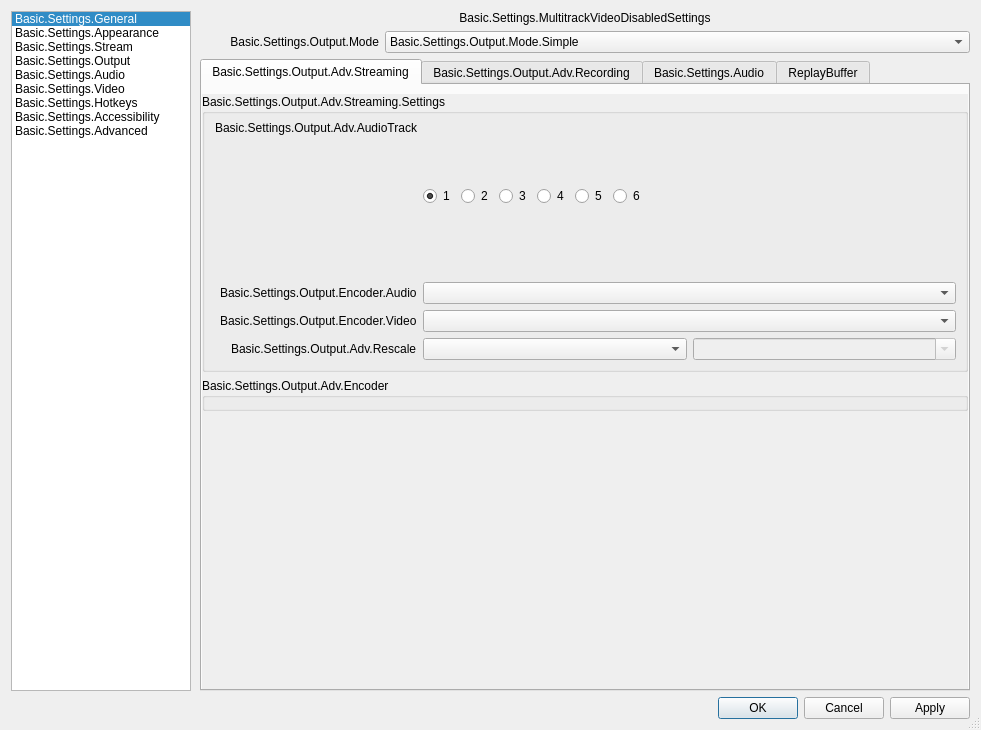
The window that frontend/forms/OBSBasicSettings.ui (MCPVOT/obs-studio) describes before a commit, drawn with Qt 5.
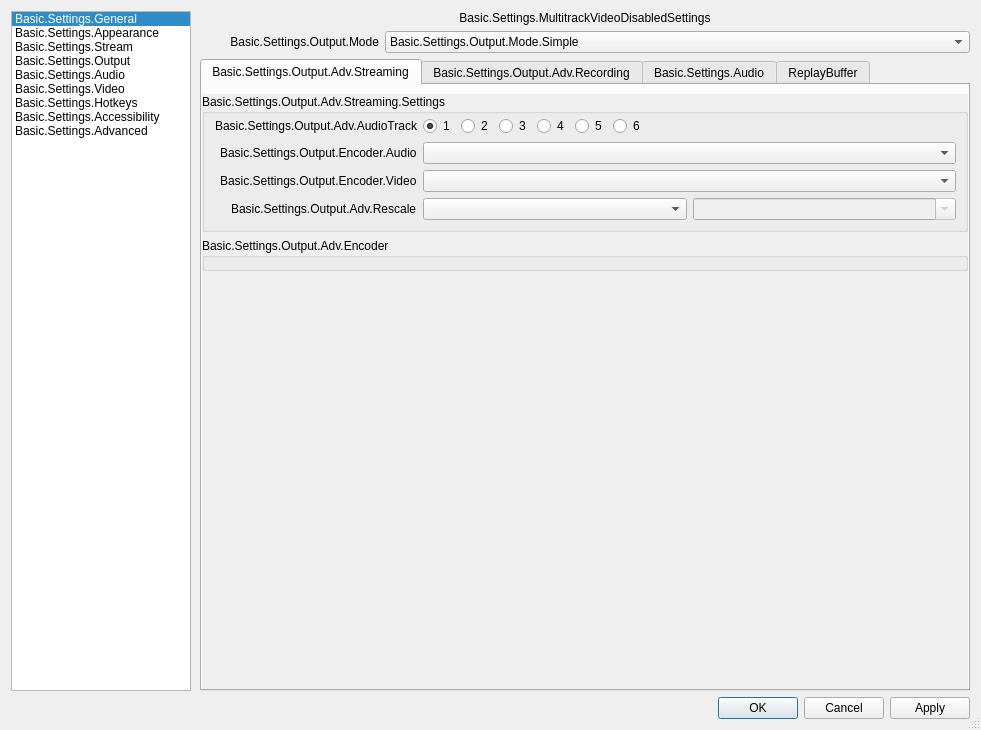
The same window after the commit. The open tabs and pages were chosen to show the change. Icons and pictures are not drawn. Custom widgets are drawn as their Qt base class.

What changed in the file:
```diff
--- a/frontend/forms/OBSBasicSettings.ui
+++ b/frontend/forms/OBSBasicSettings.ui
@@ -3364,7 +3364,7 @@
                            <item row="0" column="1">
                             <widget class="QStackedWidget" name="advStreamTrackWidget">
                              <property name="sizePolicy">
-                              <sizepolicy hsizetype="Maximum" vsizetype="Preferred">
+                              <sizepolicy hsizetype="Maximum" vsizetype="Fixed">
                                <horstretch>0</horstretch>
                                <verstretch>0</verstretch>
                               </sizepolicy>
```
Left out of the diff: 4 changed lines with no effect on the pictures.
